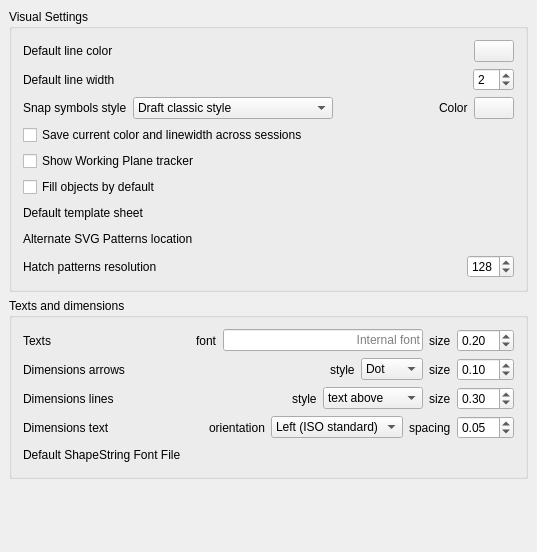
This is src/Mod/Draft/Resources/ui/userprefs-visual.ui in berndhahnebach/All_FreeCAD as Qt 5 draws it before an edit. The edited form follows.
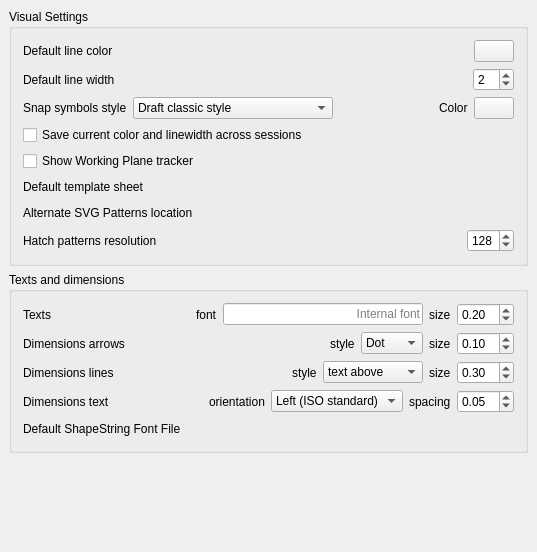
This is the edited form. Custom widgets are drawn as their Qt base class.

Commit message:
Draft: Filling objects with faces is now optional - fixes #1395
Closable Draft objects now have a new MakeFace property, that specifies
if they must be turned into a face or stay a wire only. Older Draft
objects continue to behave the old way for compatibility. The default
behaviour can be set in Draft Preferences -> Fill objects with faces

```diff
--- a/src/Mod/Draft/Resources/ui/userprefs-visual.ui
+++ b/src/Mod/Draft/Resources/ui/userprefs-visual.ui
@@ -227,26 +227,6 @@
         </item>
        </layout>
       </item>
-      <item>
-       <layout class="QHBoxLayout" name="horizontalLayout_8">
-        <item>
-         <widget class="Gui::PrefCheckBox" name="gui::prefcheckbox_6">
-          <property name="toolTip">
-           <string>If this is checked, objects will appear as filled as default. Otherwise, they will appear as wireframe</string>
-          </property>
-          <property name="text">
-           <string>Fill objects by default</string>
-          </property>
-          <property name="prefEntry" stdset="0">
-           <cstring>fillmode</cstring>
-          </property>
-          <property name="prefPath" stdset="0">
-           <cstring>Mod/Draft</cstring>
-          </property>
-         </widget>
-        </item>
-       </layout>
-      </item>
       <item>
        <layout class="QHBoxLayout" name="horizontalLayout_11">
         <item>
```
The commit also changes 3 other files.
